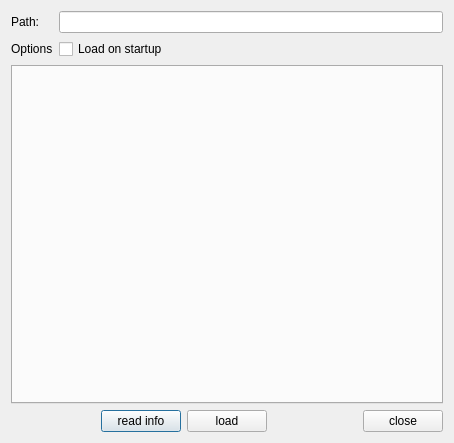
Old version of the form cedar/auxiliaries/gui/PluginInfoDialog.ui in the repository cedar/cedar.
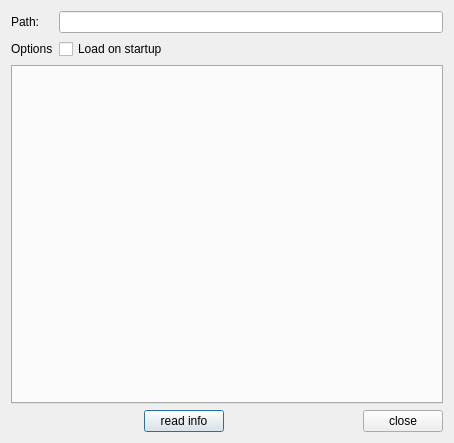
New version of the form.

Commit message: Removed the load button from the plugin info dialog -- it did nothing, not even make sense.

The edit to the form file:
```diff
--- a/cedar/auxiliaries/gui/PluginInfoDialog.ui
+++ b/cedar/auxiliaries/gui/PluginInfoDialog.ui
@@ -53,13 +53,6 @@
        </property>
       </widget>
      </item>
-     <item>
-      <widget class="QPushButton" name="mpLoadBtn">
-       <property name="text">
-        <string>load</string>
-       </property>
-      </widget>
-     </item>
      <item>
       <spacer name="horizontalSpacer">
        <property name="orientation">
```
The commit also changes 1 other file.
